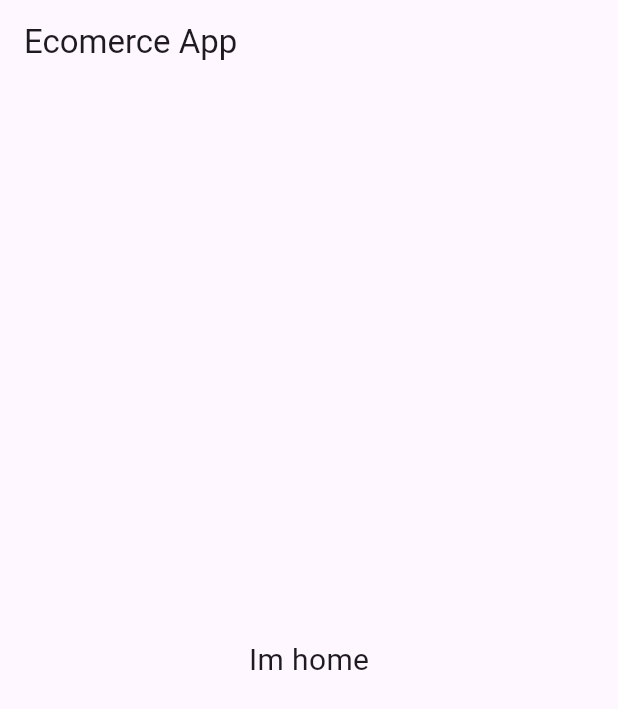
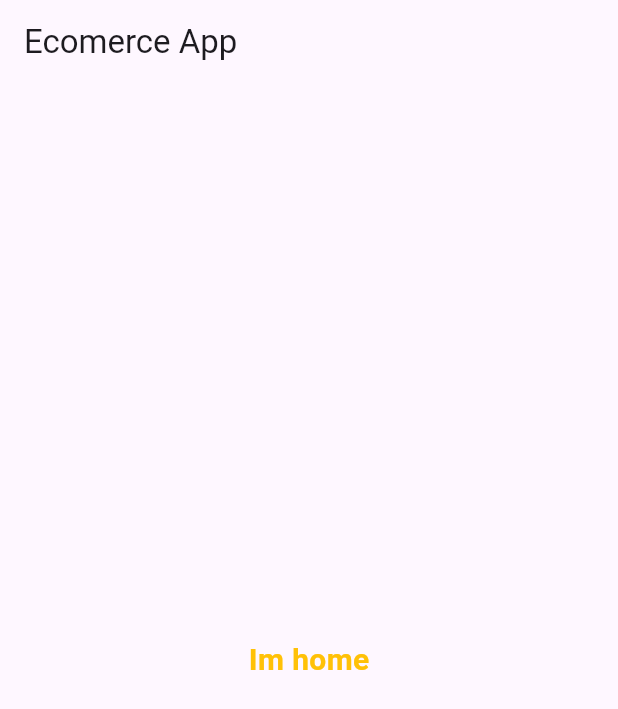
Before and after one commit to KINGSMITH97/ecormerceApp, a Flutter app: the screen it shows after launch, on a phone screen of 412 x 824 dp. Shown: the top 709 px of the screen. Run offline on Flutter 3.47's test engine with Material 3 defaults, Android fonts, the phone set to English and light mode, and no system bars.

Commit message:
added font weight to the center text

```diff
--- a/lib/screens/home.dart
+++ b/lib/screens/home.dart
@@ -11,7 +11,9 @@ class Home extends StatelessWidget {
       ),
       body: const Center(child: Text('Im home', style: TextStyle(
         fontSize: 20,
-      )),
+        color: Colors.amber,
+        fontWeight: FontWeight.bold,
+      ),),
       ),
     );
   }
```
